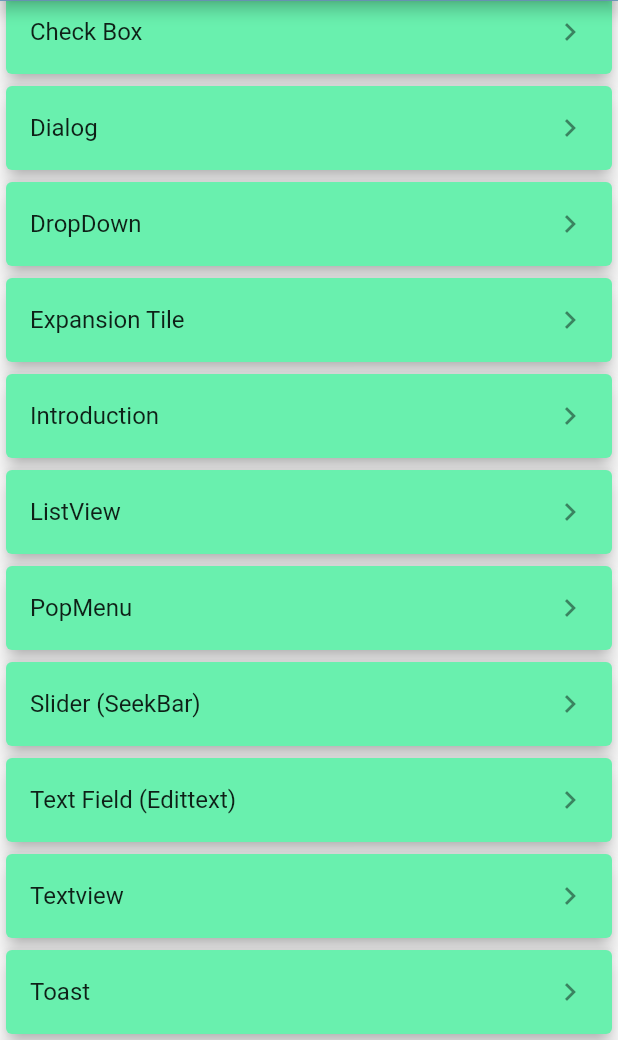
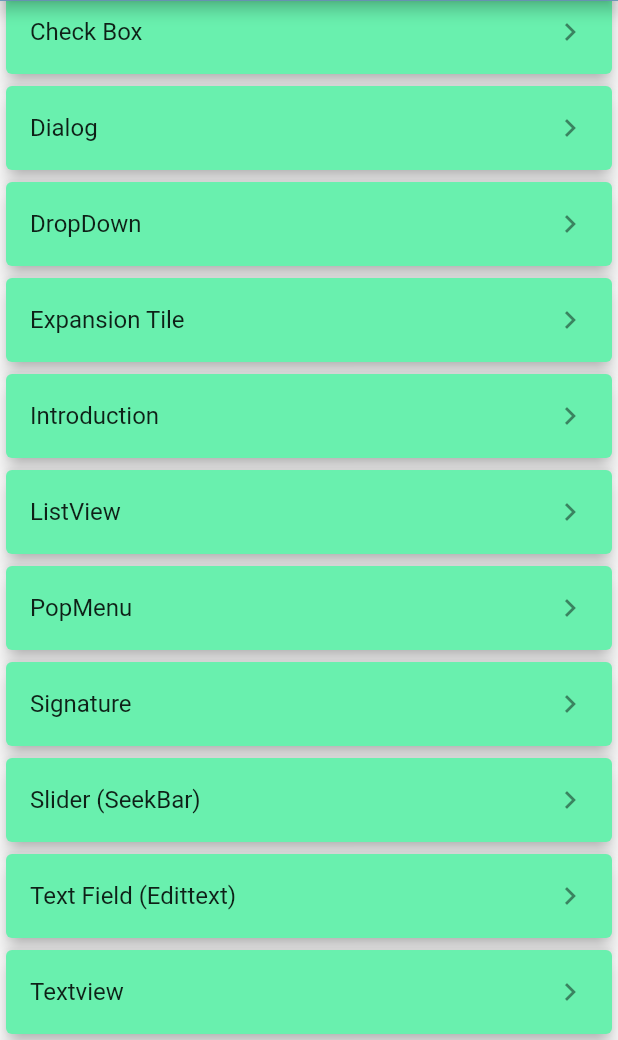
Before and after one commit to LavanDroid/Learning-Flutter, a Flutter app: the screen it shows after launch, scrolled down 331 dp, on a phone screen of 412 x 824 dp, the part 196-1236 px from its top. Run offline on Flutter 3.47's test engine with Material 2 defaults, Android fonts, the phone set to English and light mode, and no system bars; our stand-ins replace cached_network_image, dio, fluttertoast, font_awesome_flutter; missing offline and left inert: syncfusion_flutter_signaturepad.

Commit message:
Signature

```diff
--- a/lib/constants/app_route.dart
+++ b/lib/constants/app_route.dart
@@ -17,5 +17,6 @@ class AppRoutes {
   static const String expansionTile = '/expansion_tile';
   static const String slider = '/slider';
   static const String introduction = '/intro';
+  static const String signature = '/signature';
   // static const String toast = '/toast';
 }
--- a/lib/home/home.dart
+++ b/lib/home/home.dart
@@ -221,6 +221,11 @@ class _HomeState extends State<Home> with AppBase {
           navigateTo(mContext, AppRoutes.introduction);
           break;
         }
+        case 17: // Signature
+        {
+          navigateTo(mContext, AppRoutes.signature);
+          break;
+        }
       default:
         {
           appPrint(
--- a/lib/model/main_model.dart
+++ b/lib/model/main_model.dart
@@ -74,5 +74,9 @@ class CatalogModel {
       name: 'Introduction',
       id: 16,
     ),
+    MainModel(
+      name: 'Signature',
+      id: 17,
+    ),
   ];
 }
--- a/lib/routes/route_generator.dart
+++ b/lib/routes/route_generator.dart
@@ -12,6 +12,7 @@ import 'package:flutter_demo/screens/intro/intro.dart';
 import 'package:flutter_demo/screens/listview/my_listview.dart';
 import 'package:flutter_demo/screens/popup_menu/my_popup_menu.dart';
 import 'package:flutter_demo/screens/radio_button/my_radio.dart';
+import 'package:flutter_demo/screens/signature/signature.dart';
 import 'package:flutter_demo/screens/slider/my_slider.dart';
 import 'package:flutter_demo/screens/splash/splash.dart';
 import 'package:flutter_demo/screens/switch_button/my_switch.dart';
@@ -115,14 +116,18 @@ class RouteGenerator {
           builder: (_) => const MyExpansionTile(),
         );
 
-        case AppRoutes.slider:
+      case AppRoutes.slider:
         return MaterialPageRoute(
           builder: (_) => const MySlider(),
         );
 
-        case AppRoutes.introduction:
+      case AppRoutes.introduction:
         return MaterialPageRoute(
           builder: (_) => const MyIntroduction(),
+        );
+      case AppRoutes.signature:
+        return MaterialPageRoute(
+          builder: (_) => const MySignature(),
         );
 
       default:
--- a/pubspec.yaml
+++ b/pubspec.yaml
@@ -39,6 +39,7 @@ dependencies:
   flutter_launcher_icons: "^0.9.2"
   font_awesome_flutter: ^9.2.0
   dio: ^4.0.4
+  syncfusion_flutter_signaturepad: ^19.3.56
 
 dev_dependencies:
   flutter_test:
```
Also changed, not shown: lib/screens/signature/signature.dart (added, +72 -0 lines), pubspec.lock.
